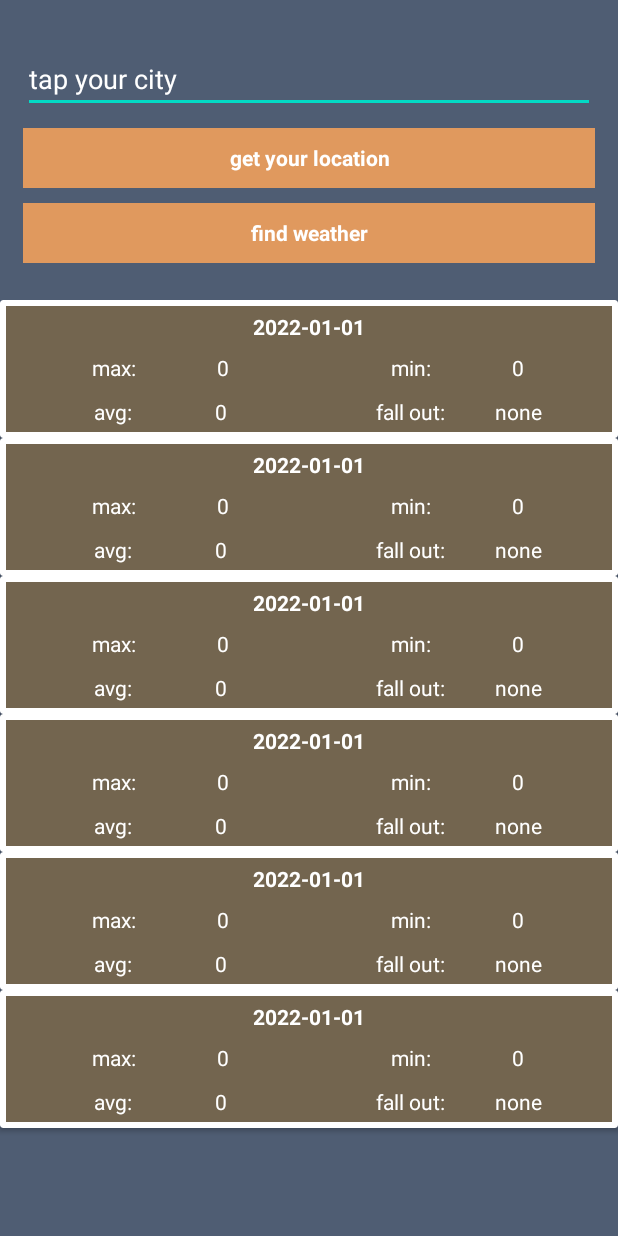
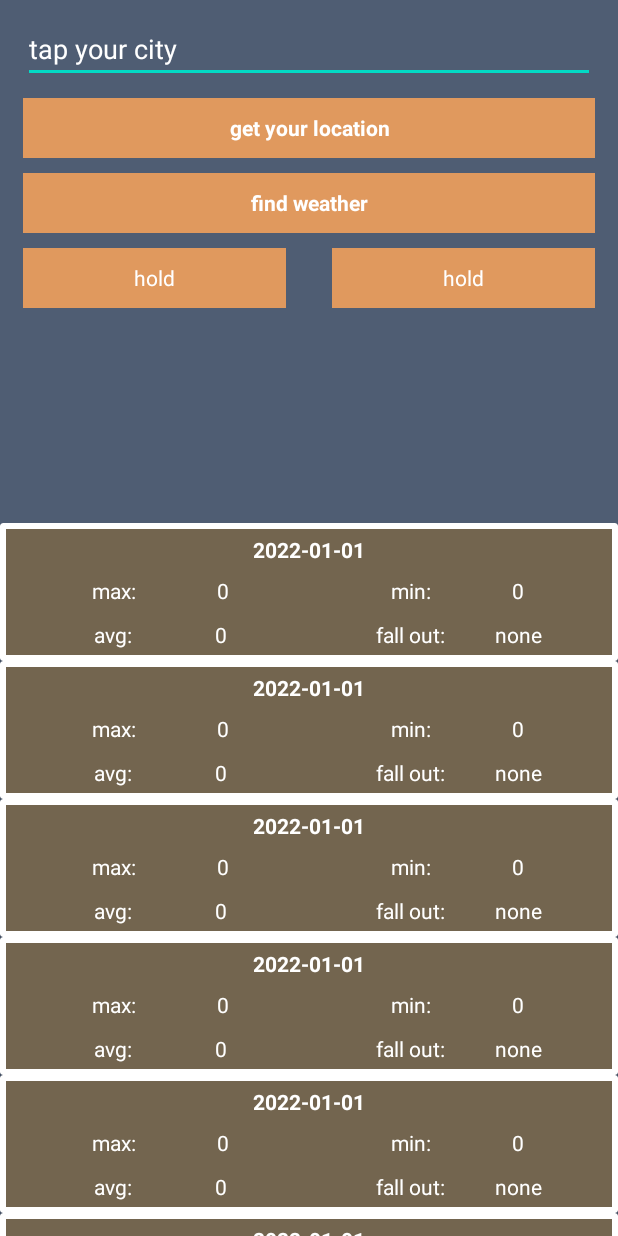
Before and after one commit to YouraSoliar/YuriiWeatherApiKotlin, an Android app: the layout activity_main.xml on its own in the app's theme, with its tools: preview values and no code run, on a phone screen of 412 x 824 dp. Run offline under Robolectric (Android 15) with nearby library versions, the phone set to English and light mode, and no system bars.

Commit message:
two hold buttons

```diff
--- a/app/src/main/res/layout/activity_main.xml
+++ b/app/src/main/res/layout/activity_main.xml
@@ -11,7 +11,7 @@
         android:id="@+id/editTextCity"
         android:layout_width="match_parent"
         android:layout_height="wrap_content"
-        android:layout_marginTop="30dp"
+        android:layout_marginTop="10dp"
         android:layout_marginStart="15dp"
         android:layout_marginEnd="15dp"
         android:hint="@string/edit_text_city"
@@ -53,16 +53,46 @@
         android:layout_marginEnd="15dp"
         android:layout_marginTop="10dp" />
 
+    <TextView
+        android:id="@+id/textViewHold1"
+        android:layout_width="0dp"
+        android:layout_height="40dp"
+        android:layout_marginLeft="15dp"
+        android:layout_marginTop="10dp"
+        android:layout_marginRight="15dp"
+        android:background="@color/orange"
+        android:gravity="center"
+        android:text="@string/text_view_hold"
+        android:textColor="@color/white"
+        app:layout_constraintEnd_toStartOf="@+id/textViewHold2"
+        app:layout_constraintStart_toStartOf="parent"
+        app:layout_constraintTop_toBottomOf="@+id/textViewFind" />
+
+    <TextView
+        android:id="@+id/textViewHold2"
+        android:layout_width="0dp"
+        android:layout_height="40dp"
+        android:layout_marginLeft="15dp"
+        android:layout_marginRight="15dp"
+        android:background="@color/orange"
+        android:gravity="center"
+        android:layout_marginTop="10dp"
+        android:text="@string/text_view_hold"
+        android:textColor="@color/white"
+        app:layout_constraintEnd_toEndOf="parent"
+        app:layout_constraintStart_toEndOf="@+id/textViewHold1"
+        app:layout_constraintTop_toBottomOf="@+id/textViewFind" />
+
     <androidx.recyclerview.widget.RecyclerView
         android:id="@+id/recyclerViewWeather"
         android:layout_width="match_parent"
-        android:layout_height="match_parent"
+        android:layout_height="wrap_content"
         app:layoutManager="androidx.recyclerview.widget.LinearLayoutManager"
         app:layout_constraintEnd_toEndOf="parent"
+        android:layout_marginTop="220dp"
         app:layout_constraintStart_toStartOf="parent"
         app:layout_constraintBottom_toBottomOf="parent"
-        app:layout_constraintTop_toBottomOf="@+id/textViewFind"
-        android:layout_marginTop="200dp"
+        app:layout_constraintTop_toBottomOf="@+id/textViewHold1"
         tools:itemCount="14"
         tools:listitem="@layout/weather_item" />
 
--- a/app/src/main/res/values/colors.xml
+++ b/app/src/main/res/values/colors.xml
@@ -11,4 +11,5 @@
     <color name="orange">#e0995e</color>
     <color name="blue">#4f5d73</color>
     <color name="brown">#73654f</color>
+    <color name="transparent">#00000000</color>
 </resources>
--- a/app/src/main/res/values/strings.xml
+++ b/app/src/main/res/values/strings.xml
@@ -14,4 +14,8 @@
     <string name="text_view_get_location">get your location</string>
     <string name="toast_no_city">no such city</string>
     <string name="toast_no_internet">No Internet</string>
+    <string name="text_view_hold">hold</string>
+    <string name="dialog_set">Set</string>
+    <string name="dialog_cancel">Cancel</string>
+    <string name="dialog_pin_your_city">Pin your City</string>
 </resources>
```
Also changed, not shown: app/src/main/java/com/example/yuriiweatherapikotlin/presentation/MainActivity.kt (+65 -0 lines), app/src/main/res/drawable/dialog_border.xml (added, +15 -0 lines), app/src/main/res/layout/edit_text_layout.xml (added, +23 -0 lines).
